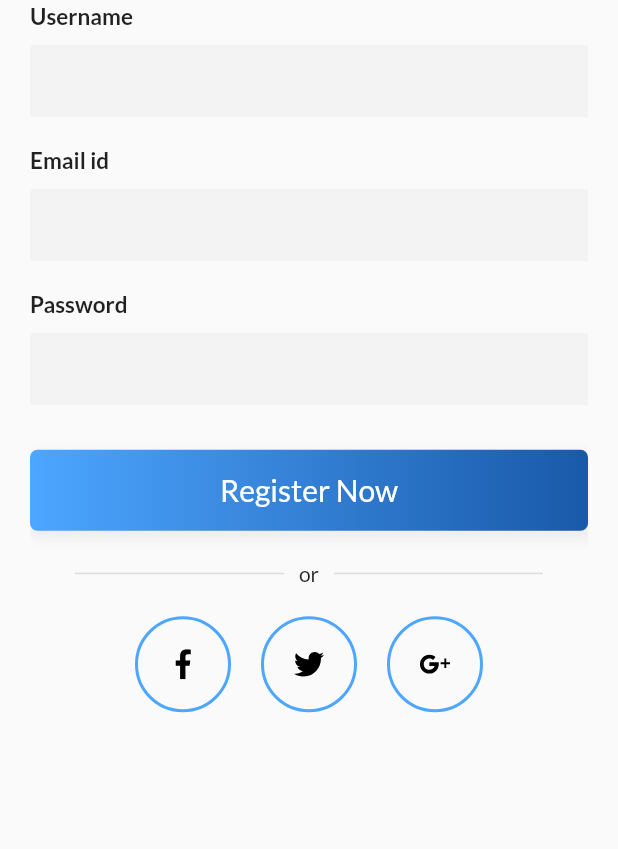
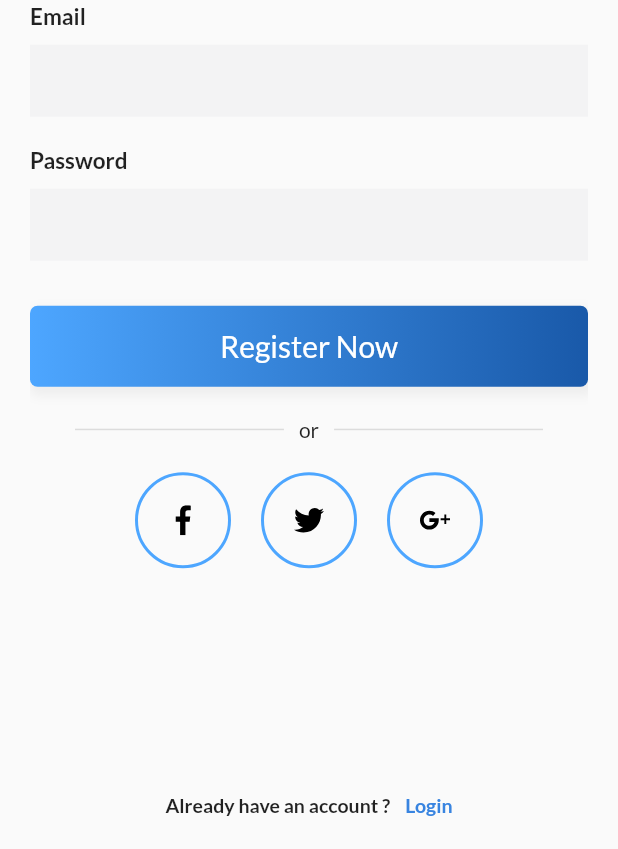
Before and after one commit to chiuywai2/fingerpay, a Flutter app: the SignUpPage screen opened directly, on a phone screen of 412 x 824 dp, the part 387-1236 px from its top. Run offline on Flutter 3.47's test engine with Material 2 defaults, Android fonts, the phone set to English and light mode, and no system bars; our stand-ins replace firebase_auth, firebase_core, flutter_svg, google_fonts, math_expressions; accounts and stored records are empty.

Commit message:
Email login

```diff
--- a/lib/src/screen/signup.dart
+++ b/lib/src/screen/signup.dart
@@ -36,7 +36,7 @@ class _SignUpPageState extends State<SignUpPage> {
     );
   }
 
-  Widget _entryField(String title, {bool isPassword = false}) {
+  Widget _emailField(String title, {bool isPassword = false}) {
     return Container(
       margin: EdgeInsets.symmetric(vertical: 10),
       child: Column(
@@ -50,11 +50,45 @@ class _SignUpPageState extends State<SignUpPage> {
             height: 10,
           ),
           TextField(
-              obscureText: isPassword,
-              decoration: InputDecoration(
-                  border: InputBorder.none,
-                  fillColor: Color(0xfff3f3f4),
-                  filled: true))
+            onChanged: (value) {
+              _email = value;
+            },
+            obscureText: isPassword,
+            decoration: InputDecoration(
+              border: InputBorder.none,
+              fillColor: Color(0xfff3f3f4),
+              filled: true,
+            ),
+          )
+        ],
+      ),
+    );
+  }
+
+  Widget _passwordField(String title, {bool isPassword = false}) {
+    return Container(
+      margin: EdgeInsets.symmetric(vertical: 10),
+      child: Column(
+        crossAxisAlignment: CrossAxisAlignment.start,
+        children: <Widget>[
+          Text(
+            title,
+            style: TextStyle(fontWeight: FontWeight.bold, fontSize: 15),
+          ),
+          SizedBox(
+            height: 10,
+          ),
+          TextField(
+            onChanged: (value) {
+              _password = value;
+            },
+            obscureText: isPassword,
+            decoration: InputDecoration(
+              border: InputBorder.none,
+              fillColor: Color(0xfff3f3f4),
+              filled: true,
+            ),
+          )
         ],
       ),
     );
@@ -64,6 +98,7 @@ class _SignUpPageState extends State<SignUpPage> {
     return GestureDetector(
       onTap: () {
         _createUser();
+        Navigator.pop(context);
       },
       child: Container(
         width: MediaQuery.of(context).size.width,
@@ -93,6 +128,7 @@ class _SignUpPageState extends State<SignUpPage> {
   Widget _loginAccountLabel() {
     return InkWell(
       onTap: () {
+        Navigator.pop(context);
         Navigator.push(
             context, MaterialPageRoute(builder: (context) => LoginPage()));
       },
@@ -150,9 +186,8 @@ class _SignUpPageState extends State<SignUpPage> {
   Widget _emailPasswordWidget() {
     return Column(
       children: <Widget>[
-        _entryField("Username"),
-        _entryField("Email id"),
-        _entryField("Password", isPassword: true),
+        _emailField("Email"),
+        _passwordField("Password", isPassword: true),
       ],
     );
   }
@@ -192,15 +227,22 @@ class _SignUpPageState extends State<SignUpPage> {
 
   Future<void> _createUser() async {
     try {
-      UserCredential userCredential =
-          await FirebaseAuth.instance.signInAnonymously();
+      UserCredential userCredential = await FirebaseAuth.instance
+          .createUserWithEmailAndPassword(email: _email, password: _password);
       print("User: $userCredential");
     } on FirebaseAuthException catch (e) {
-      print("Error: $e");
+      if (e.code == 'weak-password') {
+        print('The password provided is too weak.');
+      } else if (e.code == 'email-already-in-use') {
+        print('The account already exists for that email.');
+      }
     } catch (e) {
-      print("Error: $e");
+      print(e);
     }
   }
+
+  String _email;
+  String _password;
 
   @override
   Widget build(BuildContext context) {
```
Also changed, not shown: lib/src/screen/login.dart (+56 -6 lines).
